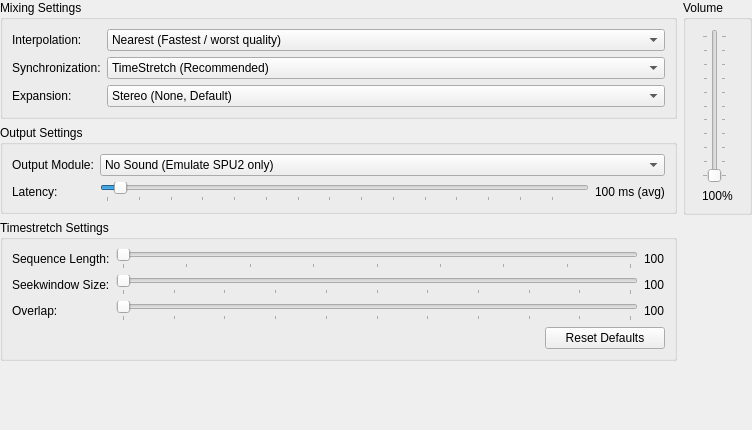
Above: pcsx2-qt/Settings/AudioSettingsWidget.ui from PCSX2/pcsx2 before the change. Below: the same form after it.
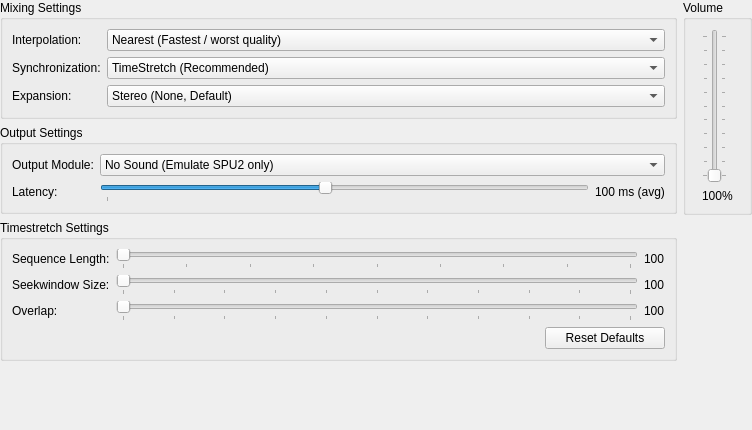
That is the form after the change.

Commit message:
Qt: Reduce max SPU - Change Speed Preset
Qt has a leftover from the old SPU2-X values which is 3000 ms (3 seconds) latency meaning that if an user sets it to the max it will do something like this: Videoframe ~150 / 180 happens and it makes the first sound after 3 seconds for the first videoframe which is far too long. Also changed 1% speed as it messed with the GSdump player and too stuttery to be usable in other usecases.

```diff
--- a/pcsx2-qt/Settings/AudioSettingsWidget.ui
+++ b/pcsx2-qt/Settings/AudioSettingsWidget.ui
@@ -180,7 +180,7 @@
            <number>15</number>
           </property>
           <property name="maximum">
-           <number>3000</number>
+           <number>200</number>
           </property>
           <property name="value">
            <number>100</number>
```
The commit also changes 1 other file.
